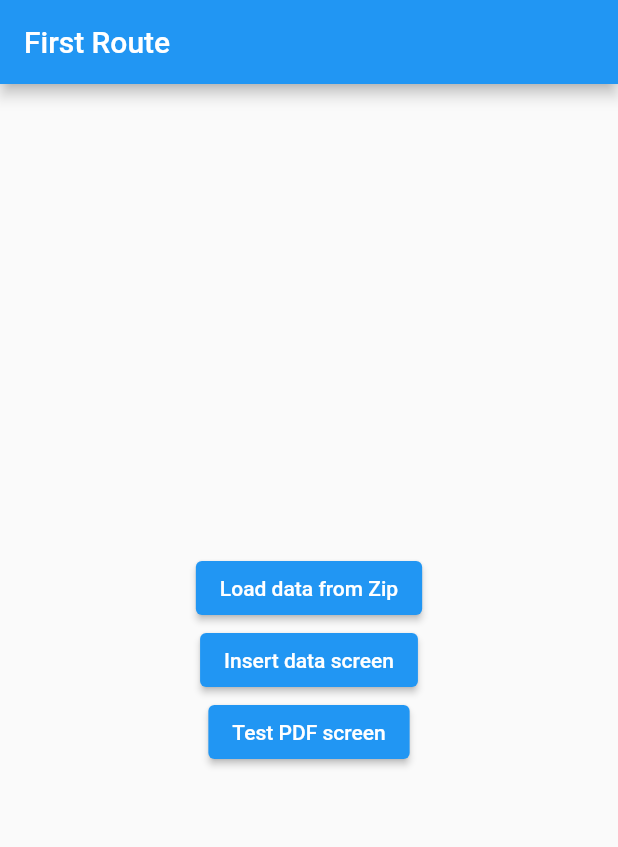
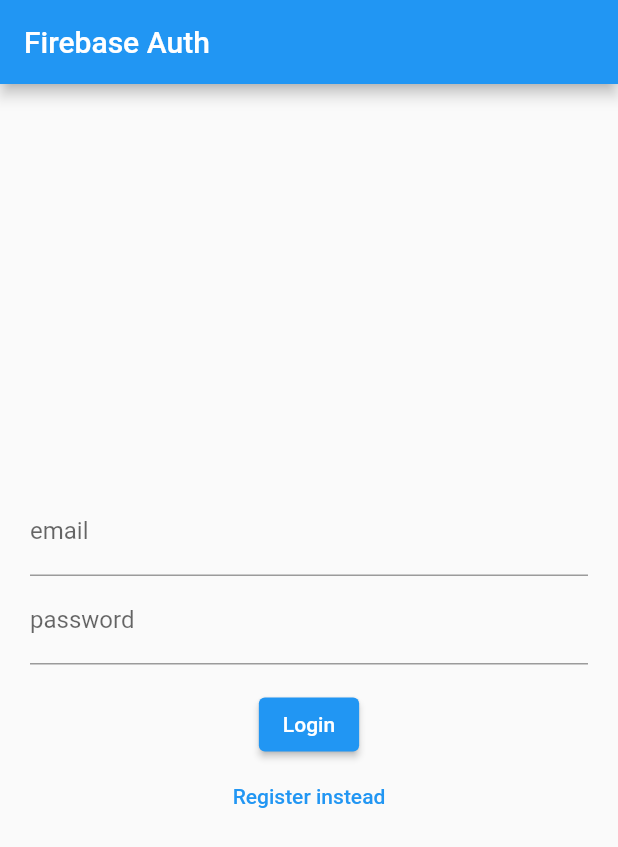
Before and after one commit to bjadczak/LRGTool, a Flutter app: the screen it shows after launch, on a phone screen of 412 x 824 dp. Shown: the top 847 px of the screen. Run offline on Flutter 3.47's test engine with Material 2 defaults, Android fonts, the phone set to English and light mode, and no system bars; our stand-ins replace csv, file_picker, firebase_auth, firebase_core, flutter_dotenv, flutter_speed_dial and 1 more; accounts and stored records are empty.

Commit message:
Add working auth

```diff
--- /dev/null
+++ b/lib/auth.dart
@@ -0,0 +1,39 @@
+import 'package:firebase_auth/firebase_auth.dart';
+
+class Auth {
+  final FirebaseAuth _firebaseAuth = FirebaseAuth.instance;
+
+  User? get currentUser => _firebaseAuth.currentUser;
+
+  Stream<User?> get authStateChanges => _firebaseAuth.authStateChanges();
+
+  Future<void> sendPasswordResetEmail({
+    required String email,
+  }) async {
+    await _firebaseAuth.sendPasswordResetEmail(email: email);
+  }
+
+  Future<void> signInWithEmailAndPassword({
+    required String email,
+    required String password,
+  }) async {
+    await _firebaseAuth.signInWithEmailAndPassword(
+      email: email,
+      password: password,
+    );
+  }
+
+  Future<void> createUserWithEmailAndPassword({
+    required String email,
+    required String password,
+  }) async {
+    await _firebaseAuth.createUserWithEmailAndPassword(
+      email: email,
+      password: password,
+    );
+  }
+
+  Future<void> signOut() async {
+    await _firebaseAuth.signOut();
+  }
+}
--- a/lib/main.dart
+++ b/lib/main.dart
@@ -16,18 +16,41 @@
 import 'load_data_screen.dart';
 import 'edit_data_screen.dart';
 
+import 'package:lrgtool/widget_tree.dart';
+
 Future<void> main() async {
   WidgetsFlutterBinding.ensureInitialized();
   await dotenv.load(fileName: ".env");
   await Firebase.initializeApp(
-    name: 'com-bjadczak-lrgtool',
+    name: dotenv.env['FIREBASE_NAME'] ?? "",
     options: DefaultFirebaseOptions.currentPlatform,
   );
-  runApp(const MaterialApp(
-    title: 'Navigation Basics',
-    home: MainScreen(),
-  ));
+  runApp(const MyApp());
 }
+
+class MyApp extends StatelessWidget {
+  const MyApp({Key? key}) : super(key: key);
+
+  @override
+  Widget build(BuildContext context) {
+    return const MaterialApp(
+      home: WidgetTree(),
+    );
+  }
+}
+
+// Future<void> main() async {
+//   WidgetsFlutterBinding.ensureInitialized();
+//   await dotenv.load(fileName: ".env");
+//   await Firebase.initializeApp(
+//     name: 'com-bjadczak-lrgtool',
+//     options: DefaultFirebaseOptions.currentPlatform,
+//   );
+//   runApp(const MaterialApp(
+//     title: 'Navigation Basics',
+//     home: MainScreen(),
+//   ));
+// }
 
 class MainScreen extends StatefulWidget {
   const MainScreen({super.key});
@@ -135,8 +158,8 @@
   }
 }
 
-class MyApp extends StatelessWidget {
-  const MyApp({super.key});
+class MyApp_OLD extends StatelessWidget {
+  const MyApp_OLD({super.key});
   @override
   Widget build(BuildContext context) {
     return MaterialApp(
--- /dev/null
+++ b/lib/pages/login_register_page.dart
@@ -0,0 +1,108 @@
+import 'package:flutter/material.dart';
+import 'package:firebase_auth/firebase_auth.dart';
+import 'package:lrgtool/auth.dart';
+
+class LoginPage extends StatefulWidget {
+  const LoginPage({Key? key}) : super(key: key);
+
+  @override
+  State<LoginPage> createState() => _LoginPageState();
+}
+
+class _LoginPageState extends State<LoginPage> {
+  String? errorMessage = '';
+  bool isLogin = true;
+
+  final TextEditingController _controllerEmail = TextEditingController();
+  final TextEditingController _controllerPassword = TextEditingController();
+
+  Future<void> signInWithEmailAndPassword() async {
+    try {
+      await Auth().signInWithEmailAndPassword(
+        email: _controllerEmail.text,
+        password: _controllerPassword.text,
+      );
+    } on FirebaseAuthException catch (e) {
+      setState(() {
+        errorMessage = e.message;
+      });
+    }
+  }
+
+  Future<void> createUserWithEmailAndPassword() async {
+    try {
+      await Auth().createUserWithEmailAndPassword(
+        email: _controllerEmail.text,
+        password: _controllerPassword.text,
+      );
+    } on FirebaseAuthException catch (e) {
+      setState(() {
+        errorMessage = e.message;
+      });
+    }
+  }
+
+  Widget _title() {
+    return const Text('Firebase Auth');
+  }
+
+  Widget _entryField(
+    String title,
+    TextEditingController controller,
+  ) {
+    return TextField(
+      controller: controller,
+      decoration: InputDecoration(
+        labelText: title,
+      ),
+    );
+  }
+
+  Widget _errorMessage() {
+    return Text(errorMessage == '' ? '' : 'Humm ? $errorMessage');
+  }
+
+  Widget _submitButton() {
+    return ElevatedButton(
+      onPressed:
+          isLogin ? signInWithEmailAndPassword : createUserWithEmailAndPassword,
+      child: Text(isLogin ? 'Login' : 'Register'),
+    );
+  }
+
+  Widget _loginOrRegisterButton() {
+    return TextButton(
+      onPressed: () {
+        setState(() {
+          isLogin = !isLogin;
+        });
+      },
+      child: Text(isLogin ? 'Register instead' : 'Login instead'),
+    );
+  }
+
+  @override
+  Widget build(BuildContext context) {
+    return Scaffold(
+      appBar: AppBar(
+        title: _title(),
+      ),
+      body: Container(
+        height: double.infinity,
+        width: double.infinity,
+        padding: const EdgeInsets.all(20),
+        child: Column(
+          crossAxisAlignment: CrossAxisAlignment.center,
+          mainAxisAlignment: MainAxisAlignment.center,
+          children: <Widget>[
+            _entryField('email', _controllerEmail),
+            _entryField('password', _controllerPassword),
+            _errorMessage(),
+            _submitButton(),
+            _loginOrRegisterButton(),
+          ],
+        ),
+      ),
+    );
+  }
+}
--- /dev/null
+++ b/lib/widget_tree.dart
@@ -0,0 +1,27 @@
+import 'package:lrgtool/auth.dart';
+import 'package:lrgtool/pages/home_page.dart';
+import 'package:lrgtool/pages/login_register_page.dart';
+import 'package:flutter/material.dart';
+
+class WidgetTree extends StatefulWidget {
+  const WidgetTree({Key? key}) : super(key: key);
+
+  @override
+  State<WidgetTree> createState() => _WidgetTreeState();
+}
+
+class _WidgetTreeState extends State<WidgetTree> {
+  @override
+  Widget build(BuildContext context) {
+    return StreamBuilder(
+      stream: Auth().authStateChanges,
+      builder: (context, snapshot) {
+        if (snapshot.hasData) {
+          return HomePage();
+        } else {
+          return const LoginPage();
+        }
+      },
+    );
+  }
+}
--- a/pubspec.yaml
+++ b/pubspec.yaml
@@ -45,6 +45,7 @@
   archive: ^3.3.5
   firebase_core: ^2.4.1
   flutter_dotenv: ^5.0.2
+  firebase_auth: ^4.2.2
 
 dev_dependencies:
   flutter_test:
```
Also changed, not shown: lib/pages/home_page.dart (added, +50 -0 lines), 1 other file.
